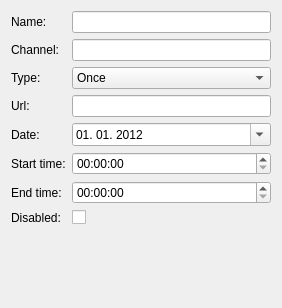
Old version of the form src/ui/recorder/TimersEditorWidget.ui in the repository ntadej/tano.
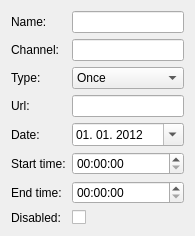
New version of the form. Icons and pictures are not drawn.

Diff of the .ui file:
```diff
--- a/src/ui/recorder/TimersEditorWidget.ui
+++ b/src/ui/recorder/TimersEditorWidget.ui
@@ -6,8 +6,8 @@
    <rect>
     <x>0</x>
     <y>0</y>
-    <width>282</width>
-    <height>308</height>
+    <width>195</width>
+    <height>233</height>
    </rect>
   </property>
   <property name="windowTitle">
@@ -182,19 +182,6 @@
    <item row="10" column="2" colspan="2">
     <widget class="QCheckBox" name="checkBoxDisabled"/>
    </item>
-   <item row="11" column="1" colspan="3">
-    <spacer name="verticalSpacer">
-     <property name="orientation">
-      <enum>Qt::Vertical</enum>
-     </property>
-     <property name="sizeHint" stdset="0">
-      <size>
-       <width>20</width>
-       <height>40</height>
-      </size>
-     </property>
-    </spacer>
-   </item>
    <item row="2" column="2" colspan="2">
     <widget class="QLineEdit" name="editChannel">
      <property name="readOnly">
```
